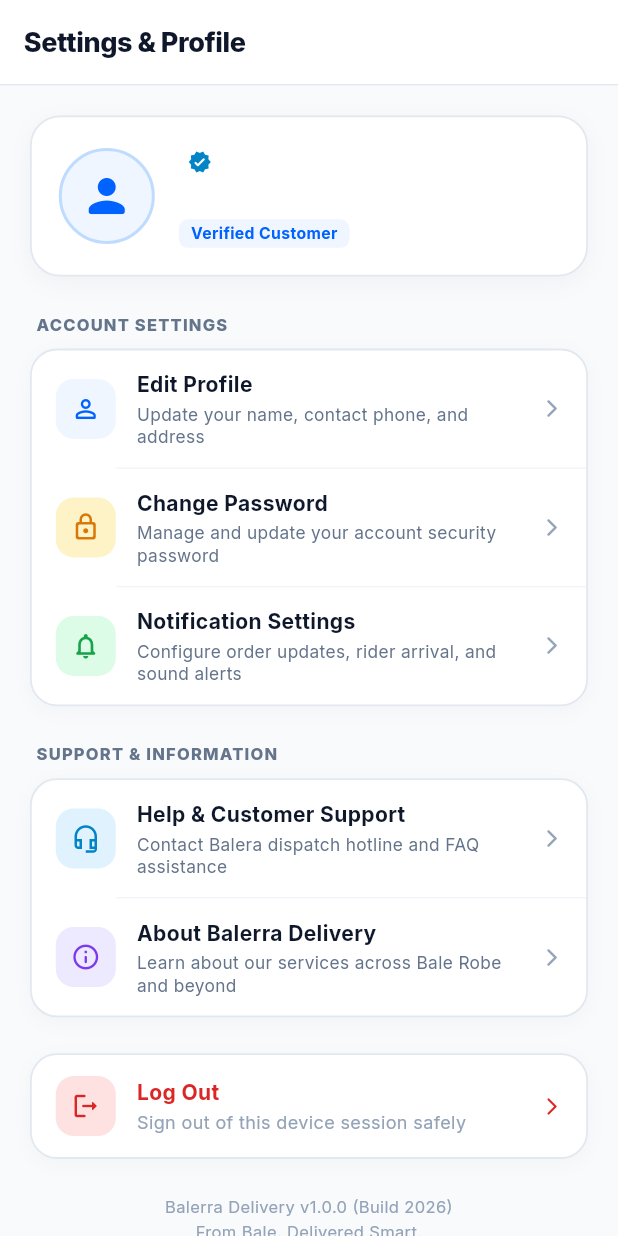
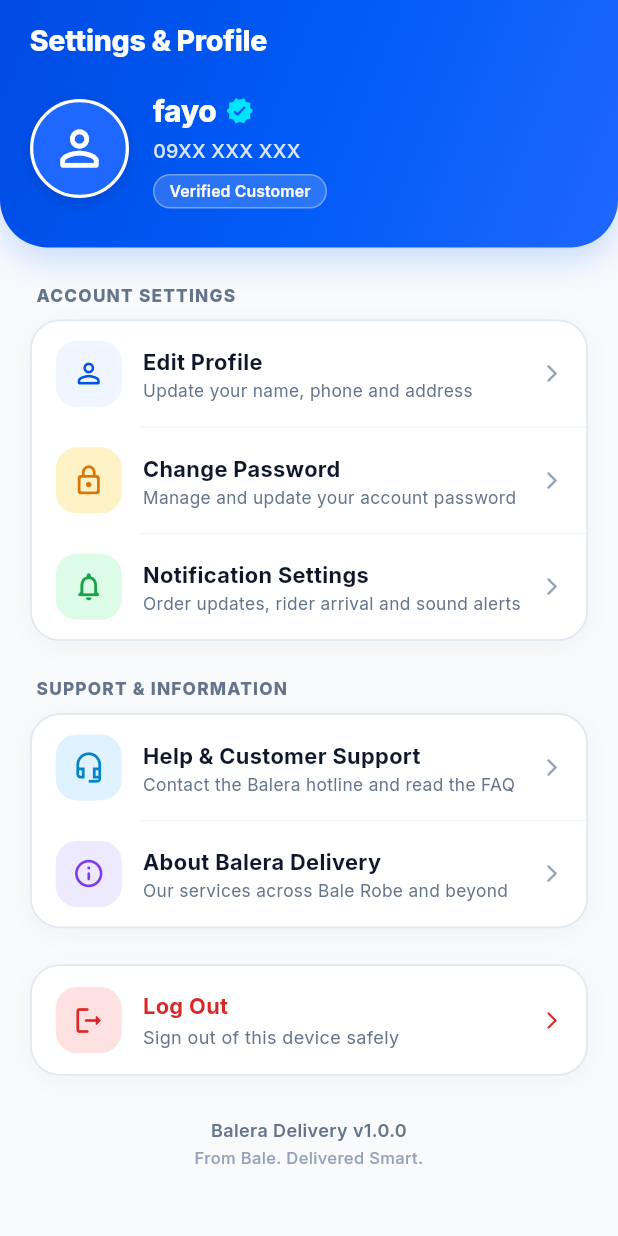
Before and after one commit to Balera-Delivery/balera-customer-app, a Flutter app: the ProfileScreen screen opened directly, on a phone screen of 412 x 824 dp. Run offline on Flutter 3.47's test engine with Material 3 defaults, Android fonts, the phone set to English and light mode, and no system bars; our stand-ins replace dio, flutter_animate, flutter_map, geolocator, google_fonts, image_picker and 3 more; accounts and stored records are empty; network calls fail; project files that could hold a hidden picture were left out.

Commit message:
feat(profile): redesign profile and account screen matching reference design

```diff
--- a/lib/views/profile/profile_screen.dart
+++ b/lib/views/profile/profile_screen.dart
@@ -1,8 +1,8 @@
 import 'package:flutter/material.dart';
+import 'package:flutter/services.dart';
 import 'package:provider/provider.dart';
 import '../../core/constants/app_colors.dart';
 import '../../providers/auth_provider.dart';
-import '../auth/login_screen.dart';
 import '../splash/splash_screen.dart';
 import 'about_us_screen.dart';
 import 'change_password_screen.dart';
@@ -18,133 +18,38 @@ class ProfileScreen extends StatelessWidget {
     final authProvider = context.watch<AuthProvider>();
     final user = authProvider.currentUser;
 
-    return Scaffold(
+    return AnnotatedRegion<SystemUiOverlayStyle>(
+      value: const SystemUiOverlayStyle(
+        statusBarColor: Colors.transparent,
+        statusBarIconBrightness: Brightness.light,
+        statusBarBrightness: Brightness.dark,
+      ),
+      child: Scaffold(
         backgroundColor: const Color(0xFFF8FAFC),
-      appBar: AppBar(
-        backgroundColor: Colors.white,
-        elevation: 0,
-        centerTitle: false,
-        title: const Text(
-          'Settings & Profile',
-          style: TextStyle(
-            fontWeight: FontWeight.w800,
-            fontSize: 18,
-            color: Color(0xFF0F172A),
-            letterSpacing: -0.3,
-          ),
-        ),
-        automaticallyImplyLeading: false,
-        bottom: PreferredSize(
-          preferredSize: const Size.fromHeight(1),
-          child: Container(color: const Color(0xFFE2E8F0), height: 1),
-        ),
-      ),
-      body: SafeArea(
-        child: SingleChildScrollView(
-          padding: const EdgeInsets.symmetric(horizontal: 20.0, vertical: 20.0),
+        body: SingleChildScrollView(
+          padding: EdgeInsets.zero,
           child: Column(
             crossAxisAlignment: CrossAxisAlignment.start,
             children: [
-              // User Profile Hero Card
-              Container(
-                width: double.infinity,
-                padding: const EdgeInsets.all(18),
-                decoration: BoxDecoration(
-                  color: Colors.white,
-                  borderRadius: BorderRadius.circular(20),
-                  border: Border.all(color: const Color(0xFFE2E8F0), width: 1.2),
-                  boxShadow: [
-                    BoxShadow(
-                      color: const Color(0xFF0F172A).withValues(alpha: 0.04),
-                      blurRadius: 12,
-                      offset: const Offset(0, 4),
-                    ),
-                  ],
-                ),
-                child: Row(
-                  children: [
-                    Container(
-                      width: 64,
-                      height: 64,
-                      decoration: BoxDecoration(
-                        shape: BoxShape.circle,
-                        color: const Color(0xFFEFF6FF),
-                        border: Border.all(color: const Color(0xFFBFDBFE), width: 2),
-                      ),
-                      child: const Center(
-                        child: Icon(
-                          Icons.person_rounded,
-                          size: 36,
-                          color: AppColors.primary,
-                        ),
-                      ),
-                    ),
-                    const SizedBox(width: 16),
-                    Expanded(
+              // Top Curved Royal Blue Header
+              _buildTopHeader(context, user),
+
+              // Content Area
+              Padding(
+                padding: const EdgeInsets.symmetric(horizontal: 20.0, vertical: 24.0),
                 child: Column(
                   crossAxisAlignment: CrossAxisAlignment.start,
                   children: [
-                          Row(
-                            children: [
-                              Flexible(
-                                child: Text(
-                                  user?.fullName ?? 'Fayo Mohammed',
-                                  style: const TextStyle(
-                                    fontSize: 16,
-                                    fontWeight: FontWeight.w800,
-                                    color: Color(0xFF0F172A),
-                                  ),
-                                  maxLines: 1,
-                                  overflow: TextOverflow.ellipsis,
-                                ),
-                              ),
-                              const SizedBox(width: 6),
-                              const Icon(Icons.verified_rounded, size: 16, color: Color(0xFF0284C7)),
-                            ],
-                          ),
-                          const SizedBox(height: 3),
-                          Text(
-                            user?.phoneNumber ?? '0972730882',
-                            style: const TextStyle(
-                              fontSize: 13,
-                              fontWeight: FontWeight.w600,
-                              color: Color(0xFF64748B),
-                            ),
-                          ),
-                          const SizedBox(height: 6),
-                          Container(
-                            padding: const EdgeInsets.symmetric(horizontal: 8, vertical: 2),
-                            decoration: BoxDecoration(
-                              color: const Color(0xFFEFF6FF),
-                              borderRadius: BorderRadius.circular(6),
-                            ),
-                            child: const Text(
-                              'Verified Customer',
-                              style: TextStyle(
-                                fontSize: 10.5,
-                                fontWeight: FontWeight.w700,
-                                color: AppColors.primary,
-                              ),
-                            ),
-                          ),
-                        ],
-                      ),
-                    ),
-                  ],
-                ),
-              ),
-
-              const SizedBox(height: 24),
-
                     // Group 1: Account Settings Card
                     _buildSectionTitle('ACCOUNT SETTINGS'),
+                    const SizedBox(height: 8),
                     _buildCardContainer([
                       _buildCardMenuItem(
                         icon: Icons.person_outline_rounded,
-                  iconColor: AppColors.primary,
+                        iconColor: const Color(0xFF0052EA),
                         iconBg: const Color(0xFFEFF6FF),
                         title: 'Edit Profile',
-                  subtitle: 'Update your name, contact phone, and address',
+                        subtitle: 'Update your name, phone and address',
                         onTap: () {
                           Navigator.push(
                             context,
@@ -152,13 +57,13 @@ class ProfileScreen extends StatelessWidget {
                           );
                         },
                       ),
-                const Divider(height: 1, color: Color(0xFFF1F5F9), indent: 56),
+                      const Divider(height: 1, color: Color(0xFFF1F5F9), indent: 72),
                       _buildCardMenuItem(
                         icon: Icons.lock_outline_rounded,
                         iconColor: const Color(0xFFD97706),
                         iconBg: const Color(0xFFFEF3C7),
                         title: 'Change Password',
-                  subtitle: 'Manage and update your account security password',
+                        subtitle: 'Manage and update your account password',
                         onTap: () {
                           Navigator.push(
                             context,
@@ -166,13 +71,13 @@ class ProfileScreen extends StatelessWidget {
                           );
                         },
                       ),
-                const Divider(height: 1, color: Color(0xFFF1F5F9), indent: 56),
+                      const Divider(height: 1, color: Color(0xFFF1F5F9), indent: 72),
                       _buildCardMenuItem(
                         icon: Icons.notifications_none_rounded,
                         iconColor: const Color(0xFF16A34A),
                         iconBg: const Color(0xFFDCFCE7),
                         title: 'Notification Settings',
-                  subtitle: 'Configure order updates, rider arrival, and sound alerts',
+                        subtitle: 'Order updates, rider arrival and sound alerts',
                         onTap: () {
                           Navigator.push(
                             context,
@@ -186,13 +91,14 @@ class ProfileScreen extends StatelessWidget {
 
                     // Group 2: Support & Information Card
                     _buildSectionTitle('SUPPORT & INFORMATION'),
+                    const SizedBox(height: 8),
                     _buildCardContainer([
                       _buildCardMenuItem(
                         icon: Icons.headset_mic_outlined,
                         iconColor: const Color(0xFF0284C7),
                         iconBg: const Color(0xFFE0F2FE),
                         title: 'Help & Customer Support',
-                  subtitle: 'Contact Balera dispatch hotline and FAQ assistance',
+                        subtitle: 'Contact the Balera hotline and read the FAQ',
                         onTap: () {
                           Navigator.push(
                             context,
@@ -200,13 +106,13 @@ class ProfileScreen extends StatelessWidget {
                           );
                         },
                       ),
-                const Divider(height: 1, color: Color(0xFFF1F5F9), indent: 56),
+                      const Divider(height: 1, color: Color(0xFFF1F5F9), indent: 72),
                       _buildCardMenuItem(
                         icon: Icons.info_outline_rounded,
                         iconColor: const Color(0xFF7C3AED),
                         iconBg: const Color(0xFFEDE9FE),
-                  title: 'About Balerra Delivery',
-                  subtitle: 'Learn about our services across Bale Robe and beyond',
+                        title: 'About Balera Delivery',
+                        subtitle: 'Our services across Bale Robe and beyond',
                         onTap: () {
                           Navigator.push(
                             context,
@@ -222,19 +128,23 @@ class ProfileScreen extends StatelessWidget {
                     _buildCardContainer([
                       InkWell(
                         onTap: () => _confirmLogout(context, authProvider),
-                  borderRadius: BorderRadius.circular(18),
+                        borderRadius: BorderRadius.circular(20),
                         child: Padding(
                           padding: const EdgeInsets.symmetric(horizontal: 16, vertical: 14),
                           child: Row(
                             children: [
                               Container(
-                          width: 40,
-                          height: 40,
+                                width: 44,
+                                height: 44,
                                 decoration: BoxDecoration(
                                   color: const Color(0xFFFEE2E2),
-                            borderRadius: BorderRadius.circular(12),
+                                  borderRadius: BorderRadius.circular(14),
                                 ),
-                          child: const Icon(Icons.logout_rounded, color: Color(0xFFDC2626), size: 20),
+                                child: const Icon(
+                                  Icons.logout_rounded,
+                                  color: Color(0xFFDC2626),
+                                  size: 22,
+                                ),
                               ),
                               const SizedBox(width: 14),
                               const Expanded(
@@ -244,42 +154,67 @@ class ProfileScreen extends StatelessWidget {
                                     Text(
                                       'Log Out',
                                       style: TextStyle(
-                                  fontSize: 14,
+                                        fontSize: 14.5,
                                         fontWeight: FontWeight.w700,
                                         color: Color(0xFFDC2626),
                                       ),
                                     ),
-                              SizedBox(height: 1),
+                                    SizedBox(height: 2),
                                     Text(
-                                'Sign out of this device session safely',
-                                style: TextStyle(fontSize: 12, color: Color(0xFF94A3B8)),
+                                      'Sign out of this device safely',
+                                      style: TextStyle(
+                                        fontSize: 12,
+                                        color: Color(0xFF64748B),
+                                      ),
                                     ),
                                   ],
                                 ),
                               ),
-                        const Icon(Icons.arrow_forward_ios_rounded, size: 14, color: Color(0xFFDC2626)),
+                              const Icon(
+                                Icons.arrow_forward_ios_rounded,
+                                size: 14,
+                                color: Color(0xFFDC2626),
+                              ),
                             ],
                           ),
                         ),
                       ),
                     ]),
 
-              const SizedBox(height: 24),
+                    const SizedBox(height: 28),
 
                     // App Version Footer
                     const Center(
-                child: Text(
-                  'Balerra Delivery v1.0.0 (Build 2026)\nFrom Bale. Delivered Smart.',
+                      child: Column(
+                        children: [
+                          Text(
+                            'Balera Delivery v1.0.0',
+                            textAlign: TextAlign.center,
+                            style: TextStyle(
+                              fontSize: 12,
+                              fontWeight: FontWeight.w600,
+                              color: Color(0xFF64748B),
+                            ),
+                          ),
+                          SizedBox(height: 2),
+                          Text(
+                            'From Bale. Delivered Smart.',
                             textAlign: TextAlign.center,
                             style: TextStyle(
                               fontSize: 11,
+                              fontWeight: FontWeight.w500,
                               color: Color(0xFF94A3B8),
-                    height: 1.5,
                             ),
+                          ),
+                        ],
                       ),
                     ),
 
-              const SizedBox(height: 20),
+                    // Bottom clearance for floating bottom bar
+                    const SizedBox(height: 100),
+                  ],
+                ),
+              ),
             ],
           ),
         ),
@@ -287,13 +222,161 @@ class ProfileScreen extends StatelessWidget {
     );
   }
 
+  Widget _buildTopHeader(BuildContext context, dynamic user) {
+    final topPadding = MediaQuery.of(context).padding.top;
+    final displayName = (user?.fullName != null && user!.fullName.toString().trim().isNotEmpty)
+        ? user!.fullName.toString().trim()
+        : 'fayo';
+    final displayPhone = (user?.phoneNumber != null && user!.phoneNumber.toString().trim().isNotEmpty)
+        ? user!.phoneNumber.toString().trim()
+        : '09XX XXX XXX';
+
+    return Container(
+      width: double.infinity,
+      padding: EdgeInsets.only(
+        top: topPadding + 14,
+        left: 20,
+        right: 20,
+        bottom: 26,
+      ),
+      decoration: const BoxDecoration(
+        gradient: LinearGradient(
+          begin: Alignment.topLeft,
+          end: Alignment.bottomRight,
+          colors: [
+            Color(0xFF004BE4),
+            Color(0xFF005BF6),
+            Color(0xFF1E67FF),
+          ],
+        ),
+        borderRadius: BorderRadius.vertical(
+          bottom: Radius.circular(32),
+        ),
+        boxShadow: [
+          BoxShadow(
+            color: Color(0x33005BF6),
+            blurRadius: 18,
+            offset: Offset(0, 8),
+          ),
+        ],
+      ),
+      child: Column(
+        crossAxisAlignment: CrossAxisAlignment.start,
+        children: [
+          const Text(
+            'Settings & Profile',
+            style: TextStyle(
+              fontWeight: FontWeight.w800,
+              fontSize: 19,
+              color: Colors.white,
+              letterSpacing: -0.2,
+            ),
+          ),
+          const SizedBox(height: 18),
+          Row(
+            crossAxisAlignment: CrossAxisAlignment.center,
+            children: [
+              // Avatar with solid white ring
+              Container(
+                width: 66,
+                height: 66,
+                decoration: BoxDecoration(
+                  shape: BoxShape.circle,
+                  color: const Color(0xFF1E67FF),
+                  border: Border.all(color: Colors.white, width: 2.2),
+                  boxShadow: const [
+                    BoxShadow(
+                      color: Color(0x22000000),
+                      blurRadius: 8,
+                      offset: Offset(0, 3),
+                    ),
+                  ],
+                ),
+                child: const Center(
+                  child: Icon(
+                    Icons.person_outline_rounded,
+                    size: 38,
+                    color: Colors.white,
+                  ),
+                ),
+              ),
+              const SizedBox(width: 16),
+              Expanded(
+                child: Column(
+                  crossAxisAlignment: CrossAxisAlignment.start,
+                  mainAxisSize: MainAxisSize.min,
+                  children: [
+                    Row(
+                      children: [
+                        Flexible(
+                          child: Text(
+                            displayName,
+                            style: const TextStyle(
+                              fontSize: 20,
+                              fontWeight: FontWeight.w800,
+                              color: Colors.white,
+                              letterSpacing: -0.3,
+                            ),
+                            maxLines: 1,
+                            overflow: TextOverflow.ellipsis,
+                          ),
+                        ),
+                        const SizedBox(width: 6),
+                        const Icon(
+                          Icons.verified_rounded,
+                          size: 19,
+                          color: Color(0xFF00E5FF),
+                        ),
+                      ],
+                    ),
+                    const SizedBox(height: 3),
+                    Text(
+                      displayPhone,
+                      style: TextStyle(
+                        fontSize: 13,
+                        fontWeight: FontWeight.w500,
+                        color: Colors.white.withValues(alpha: 0.85),
+                        letterSpacing: 0.2,
+                      ),
+                    ),
+                    const SizedBox(height: 6),
+                    Container(
+                      padding: const EdgeInsets.symmetric(horizontal: 10, vertical: 3),
+                      decoration: BoxDecoration(
+                        color: Colors.white.withValues(alpha: 0.16),
+                        borderRadius: BorderRadius.circular(20),
+                        border: Border.all(
+                          color: Colors.white.withValues(alpha: 0.35),
+                          width: 1,
+                        ),
+                      ),
+                      child: const Text(
+                        'Verified Customer',
+                        style: TextStyle(
+                          fontSize: 10.5,
+                          fontWeight: FontWeight.w600,
+                          color: Colors.white,
+                          letterSpacing: 0.1,
+                        ),
+                      ),
+                    ),
+                  ],
+                ),
+              ),
+            ],
+          ),
+        ],
+      ),
+    );
+  }
+
   Widget _buildSectionTitle(String title) {
     return Padding(
-      padding: const EdgeInsets.only(left: 4, bottom: 8),
+      padding: const EdgeInsets.only(left: 4),
       child: Text(
         title,
         style: const TextStyle(
-          fontSize: 11,
+          fontSize: 11.5,
           fontWeight: FontWeight.w800,
           color: Color(0xFF64748B),
           letterSpacing: 0.8,
@@ -306,18 +389,18 @@ class ProfileScreen extends StatelessWidget {
     return Container(
       decoration: BoxDecoration(
         color: Colors.white,
-        borderRadius: BorderRadius.circular(18),
+        borderRadius: BorderRadius.circular(20),
         border: Border.all(color: const Color(0xFFE2E8F0), width: 1.2),
         boxShadow: [
           BoxShadow(
-            color: const Color(0xFF0F172A).withValues(alpha: 0.03),
-            blurRadius: 10,
+            color: const Color(0xFF0F172A).withValues(alpha: 0.035),
+            blurRadius: 12,
             offset: const Offset(0, 3),
           ),
         ],
       ),
       child: ClipRRect(
-        borderRadius: BorderRadius.circular(18),
+        borderRadius: BorderRadius.circular(20),
         child: Column(children: children),
       ),
     );
@@ -338,13 +421,13 @@ class ProfileScreen extends StatelessWidget {
         child: Row(
           children: [
             Container(
-              width: 40,
-              height: 40,
+              width: 44,
+              height: 44,
               decoration: BoxDecoration(
                 color: iconBg,
-                borderRadius: BorderRadius.circular(12),
+                borderRadius: BorderRadius.circular(14),
               ),
-              child: Icon(icon, color: iconColor, size: 20),
+              child: Icon(icon, color: iconColor, size: 22),
             ),
             const SizedBox(width: 14),
             Expanded(
@@ -354,7 +437,7 @@ class ProfileScreen extends StatelessWidget {
                   Text(
                     title,
                     style: const TextStyle(
-                      fontSize: 14,
+                      fontSize: 14.5,
                       fontWeight: FontWeight.w700,
                       color: Color(0xFF0F172A),
                     ),
@@ -365,7 +448,7 @@ class ProfileScreen extends StatelessWidget {
                     style: const TextStyle(
                       fontSize: 11.5,
                       color: Color(0xFF64748B),
-                      height: 1.3,
+                      height: 1.25,
                     ),
                   ),
                 ],
@@ -385,7 +468,7 @@ class ProfileScreen extends StatelessWidget {
       builder: (ctx) => AlertDialog(
         shape: RoundedRectangleBorder(borderRadius: BorderRadius.circular(18)),
         title: const Text('Confirm Logout', style: TextStyle(fontWeight: FontWeight.w800, fontSize: 17)),
-        content: const Text('Are you sure you want to log out of Balerra Delivery?'),
+        content: const Text('Are you sure you want to log out of Balera Delivery?'),
         actions: [
           TextButton(
             onPressed: () => Navigator.pop(ctx),
```
Lines whose indentation alone changed are shown as unchanged.
